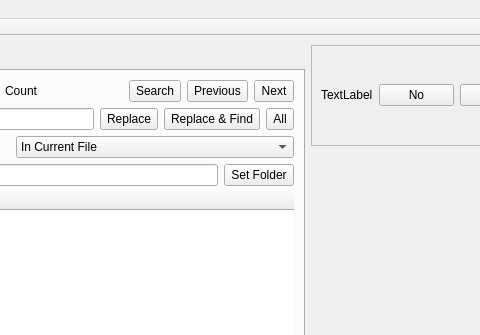
Old version of the form mainwindow.ui in the repository ic005k/Xiasl; both pictures show x 289 to 769 and y 0 to 335 of the 909 by 638 pixel window.
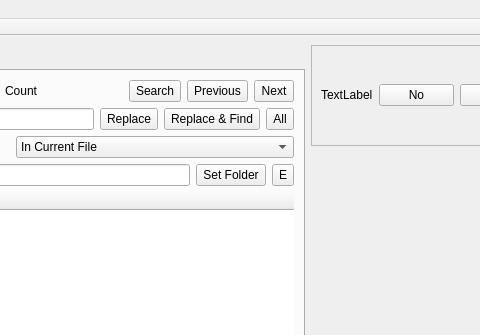
New version of the form. Icons and pictures are not drawn. Custom widgets are drawn as their Qt base class.

Patch:
```diff
--- a/mainwindow.ui
+++ b/mainwindow.ui
@@ -386,6 +386,22 @@
             </property>
            </widget>
           </item>
+          <item>
+           <widget class="QToolButton" name="btnExpand">
+            <property name="maximumSize">
+             <size>
+              <width>16777215</width>
+              <height>22</height>
+             </size>
+            </property>
+            <property name="toolTip">
+             <string>Expand / Collapse</string>
+            </property>
+            <property name="text">
+             <string>E</string>
+            </property>
+           </widget>
+          </item>
          </layout>
         </item>
         <item row="4" column="0">
```
